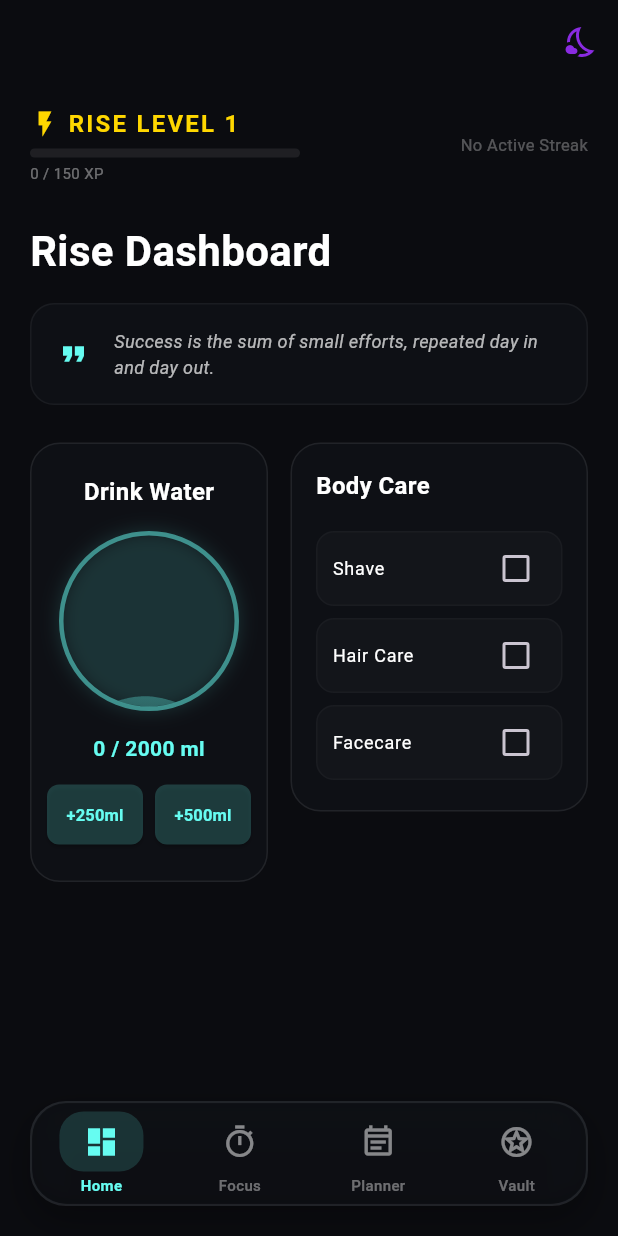
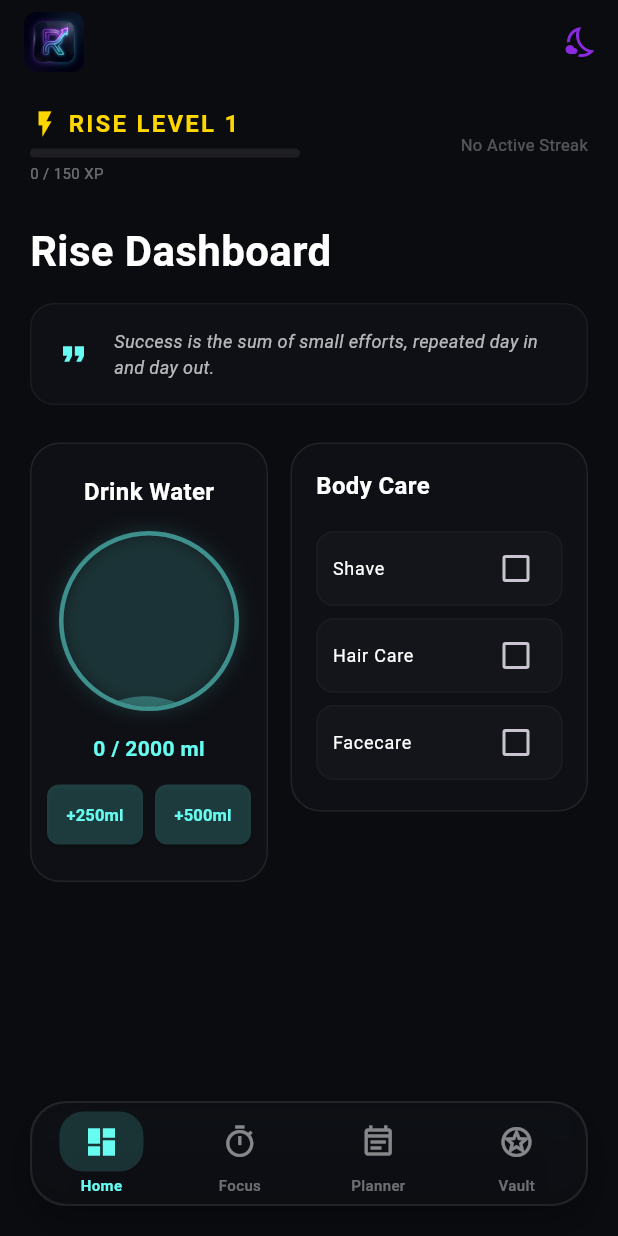
Before and after one commit to joyaloommen4552/aurahabit, a Flutter app: the screen it shows after launch, on a phone screen of 412 x 824 dp. Run offline on Flutter 3.47's test engine with Material 3 defaults, Android fonts, the phone set to English and light mode, and no system bars; our stand-ins replace sqflite; accounts and stored records are empty.

```diff
--- a/lib/main.dart
+++ b/lib/main.dart
@@ -179,6 +179,16 @@ class _MainShellState extends State<MainShell> with WidgetsBindingObserver {
               ? AppBar(
                   backgroundColor: Colors.transparent,
                   elevation: 0,
+                  leading: Padding(
+                    padding: const EdgeInsets.only(left: 16.0, top: 8.0, bottom: 8.0),
+                    child: ClipRRect(
+                      borderRadius: BorderRadius.circular(8),
+                      child: Image.asset(
+                        'assets/logo.png',
+                        fit: BoxFit.cover,
+                      ),
+                    ),
+                  ),
                   actions: [
                     IconButton(
                       icon: const Icon(
--- a/pubspec.yaml
+++ b/pubspec.yaml
@@ -60,10 +60,8 @@ flutter:
   # the material Icons class.
   uses-material-design: true
 
-  # To add assets to your application, add an assets section, like this:
-  # assets:
-  #   - images/a_dot_burr.jpeg
-  #   - images/a_dot_ham.jpeg
+  assets:
+    - assets/logo.png
 
   # An image asset can refer to one or more resolution-specific "variants", see
   # https://flutter.dev/to/resolution-aware-images
```
Also changed, not shown: assets/logo.png (added), 2 other files.
